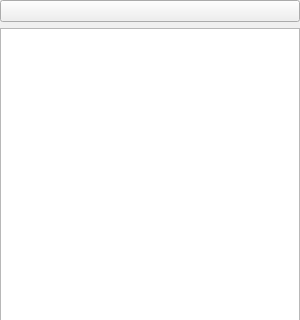
First picture: the form in forms/sider.ui, repository VGalaxies/xynote, before the edit; both pictures show x 0 to 300 and y 0 to 320 of the 300 by 600 pixel window.
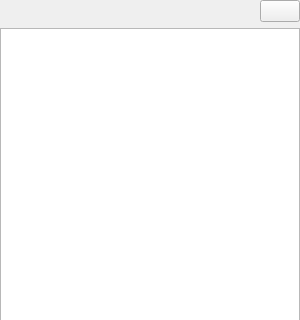
Second picture: the form after the edit.

Commit message: add path label

What changed in the file:
```diff
--- a/forms/sider.ui
+++ b/forms/sider.ui
@@ -40,8 +40,21 @@
    </property>
    <item>
     <layout class="QHBoxLayout" name="horizontalLayout">
+     <item>
+      <widget class="QLabel" name="path">
+       <property name="text">
+        <string/>
+       </property>
+      </widget>
+     </item>
      <item>
       <widget class="QPushButton" name="upper">
+       <property name="sizePolicy">
+        <sizepolicy hsizetype="Fixed" vsizetype="Fixed">
+         <horstretch>0</horstretch>
+         <verstretch>0</verstretch>
+        </sizepolicy>
+       </property>
        <property name="text">
         <string/>
        </property>
```
The commit also changes 1 other file.
